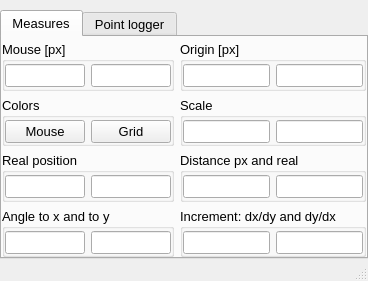
First picture: the form in UIs/nMouseInfo.ui, repository NeutrinoToolkit/Neutrino, before the edit.
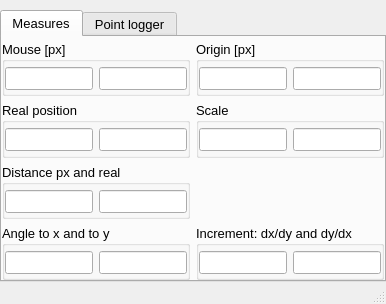
Second picture: the form after the edit. Icons and pictures are not drawn.

```diff
--- a/UIs/nMouseInfo.ui
+++ b/UIs/nMouseInfo.ui
@@ -6,8 +6,8 @@
    <rect>
     <x>0</x>
     <y>0</y>
-    <width>333</width>
-    <height>254</height>
+    <width>386</width>
+    <height>304</height>
    </rect>
   </property>
   <property name="windowTitle">
@@ -163,51 +163,6 @@
           </layout>
          </widget>
         </item>
-        <item row="1" column="0">
-         <widget class="QGroupBox" name="groupBox_8">
-          <property name="title">
-           <string>Colors</string>
-          </property>
-          <layout class="QGridLayout" name="gridLayout_11" columnstretch="1,1">
-           <property name="leftMargin">
-            <number>0</number>
-           </property>
-           <property name="topMargin">
-            <number>2</number>
-           </property>
-           <property name="rightMargin">
-            <number>0</number>
-           </property>
-           <property name="bottomMargin">
-            <number>0</number>
-           </property>
-           <item row="0" column="0">
-            <widget class="QPushButton" name="colorMouse">
-             <property name="font">
-              <font>
-               <pointsize>10</pointsize>
-              </font>
-             </property>
-             <property name="text">
-              <string>Mouse</string>
-             </property>
-            </widget>
-           </item>
-           <item row="0" column="1">
-            <widget class="QPushButton" name="colorRuler">
-             <property name="font">
-              <font>
-               <pointsize>10</pointsize>
-              </font>
-             </property>
-             <property name="text">
-              <string>Grid</string>
-             </property>
-            </widget>
-           </item>
-          </layout>
-         </widget>
-        </item>
         <item row="1" column="1">
          <widget class="QGroupBox" name="groupBox_7">
           <property name="title">
@@ -235,112 +190,6 @@
           </layout>
          </widget>
         </item>
-        <item row="2" column="0">
-         <widget class="QGroupBox" name="groupBox_3">
-          <property name="font">
-           <font>
-            <pointsize>10</pointsize>
-           </font>
-          </property>
-          <property name="title">
-           <string>Real position</string>
-          </property>
-          <layout class="QGridLayout" name="gridLayout_6" columnstretch="1,1">
-           <property name="leftMargin">
-            <number>0</number>
-           </property>
-           <property name="topMargin">
-            <number>2</number>
-           </property>
-           <property name="rightMargin">
-            <number>0</number>
-           </property>
-           <property name="bottomMargin">
-            <number>0</number>
-           </property>
-           <item row="0" column="0">
-            <widget class="QLineEdit" name="px">
-             <property name="font">
-              <font>
-               <pointsize>10</pointsize>
-              </font>
-             </property>
-             <property name="readOnly">
-              <bool>true</bool>
-             </property>
-            </widget>
-           </item>
-           <item row="0" column="1">
-            <widget class="QLineEdit" name="py">
-             <property name="font">
-              <font>
-               <pointsize>10</pointsize>
-              </font>
-             </property>
-             <property name="readOnly">
-              <bool>true</bool>
-             </property>
-            </widget>
-           </item>
-          </layout>
-         </widget>
-        </item>
-        <item row="2" column="1">
-         <widget class="QGroupBox" name="groupBox_6">
-          <property name="font">
-           <font>
-            <pointsize>10</pointsize>
-           </font>
-          </property>
-          <property name="title">
-           <string>Distance px and real</string>
-          </property>
-          <layout class="QGridLayout" name="gridLayout_9" columnstretch="1,1">
-           <property name="leftMargin">
-            <number>0</number>
-           </property>
-           <property name="topMargin">
-            <number>2</number>
-           </property>
-           <property name="rightMargin">
-            <number>0</number>
-           </property>
-           <property name="bottomMargin">
-            <number>0</number>
-           </property>
-           <item row="0" column="0">
-            <widget class="QLineEdit" name="dist_px">
-             <property name="font">
-              <font>
-               <pointsize>10</pointsize>
-              </font>
-             </property>
-             <property name="toolTip">
-              <string comment="Distance in pixel" extracomment="Distance in pixel"/>
-             </property>
-             <property name="readOnly">
-              <bool>true</bool>
-             </property>
-            </widget>
-           </item>
-           <item row="0" column="1">
-            <widget class="QLineEdit" name="dist_real">
-             <property name="font">
-              <font>
-               <pointsize>10</pointsize>
-              </font>
-             </property>
-             <property name="toolTip">
-              <string extracomment="Distance in real world coordinates"/>
-             </property>
-             <property name="readOnly">
-              <bool>true</bool>
-             </property>
-            </widget>
-           </item>
-          </layout>
-         </widget>
-        </item>
         <item row="3" column="0">
          <widget class="QGroupBox" name="groupBox_5">
           <property name="font">
@@ -453,6 +302,112 @@
           </layout>
          </widget>
         </item>
+        <item row="1" column="0">
+         <widget class="QGroupBox" name="groupBox_3">
+          <property name="font">
+           <font>
+            <pointsize>10</pointsize>
+           </font>
+          </property>
+          <property name="title">
+           <string>Real position</string>
+          </property>
+          <layout class="QGridLayout" name="gridLayout_6" columnstretch="1,1">
+           <property name="leftMargin">
+            <number>0</number>
+           </property>
+           <property name="topMargin">
+            <number>2</number>
+           </property>
+           <property name="rightMargin">
+            <number>0</number>
+           </property>
+           <property name="bottomMargin">
+            <number>0</number>
+           </property>
+           <item row="0" column="0">
+            <widget class="QLineEdit" name="px">
+             <property name="font">
+              <font>
+               <pointsize>10</pointsize>
+              </font>
+             </property>
+             <property name="readOnly">
+              <bool>true</bool>
+             </property>
+            </widget>
+           </item>
+           <item row="0" column="1">
+            <widget class="QLineEdit" name="py">
+             <property name="font">
+              <font>
+               <pointsize>10</pointsize>
+              </font>
+             </property>
+             <property name="readOnly">
+              <bool>true</bool>
+             </property>
+            </widget>
+           </item>
+          </layout>
+         </widget>
+        </item>
+        <item row="2" column="0">
+         <widget class="QGroupBox" name="groupBox_6">
+          <property name="font">
+           <font>
+            <pointsize>10</pointsize>
+           </font>
+          </property>
+          <property name="title">
+           <string>Distance px and real</string>
+          </property>
+          <layout class="QGridLayout" name="gridLayout_9" columnstretch="1,1">
+           <property name="leftMargin">
+            <number>0</number>
+           </property>
+           <property name="topMargin">
+            <number>2</number>
+           </property>
+           <property name="rightMargin">
+            <number>0</number>
+           </property>
+           <property name="bottomMargin">
+            <number>0</number>
+           </property>
+           <item row="0" column="0">
+            <widget class="QLineEdit" name="dist_px">
+             <property name="font">
+              <font>
+               <pointsize>10</pointsize>
+              </font>
+             </property>
+             <property name="toolTip">
+              <string comment="Distance in pixel" extracomment="Distance in pixel"/>
+             </property>
+             <property name="readOnly">
+              <bool>true</bool>
+             </property>
+            </widget>
+           </item>
+           <item row="0" column="1">
+            <widget class="QLineEdit" name="dist_real">
+             <property name="font">
+              <font>
+               <pointsize>10</pointsize>
+              </font>
+             </property>
+             <property name="toolTip">
+              <string extracomment="Distance in real world coordinates"/>
+             </property>
+             <property name="readOnly">
+              <bool>true</bool>
+             </property>
+            </widget>
+           </item>
+          </layout>
+         </widget>
+        </item>
        </layout>
       </widget>
       <widget class="QWidget" name="tab_2">
```
Left out of the diff: 2 changed lines with no effect on the pictures.
